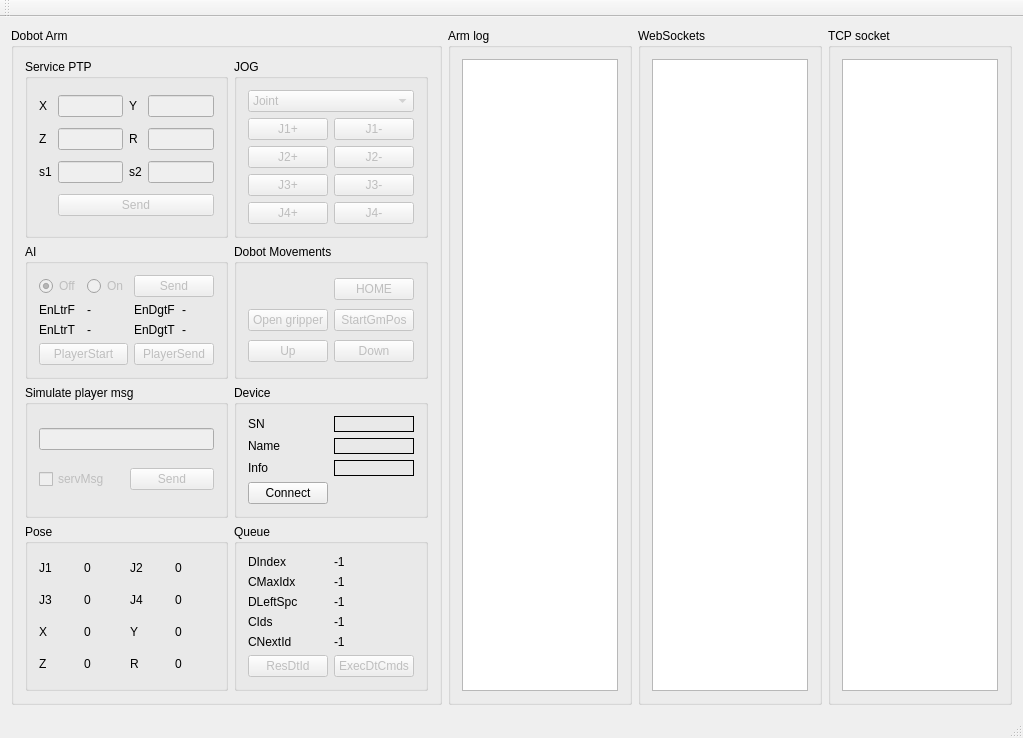
marianexyx/DobotChess, file mainwindow.ui: the form before one commit.
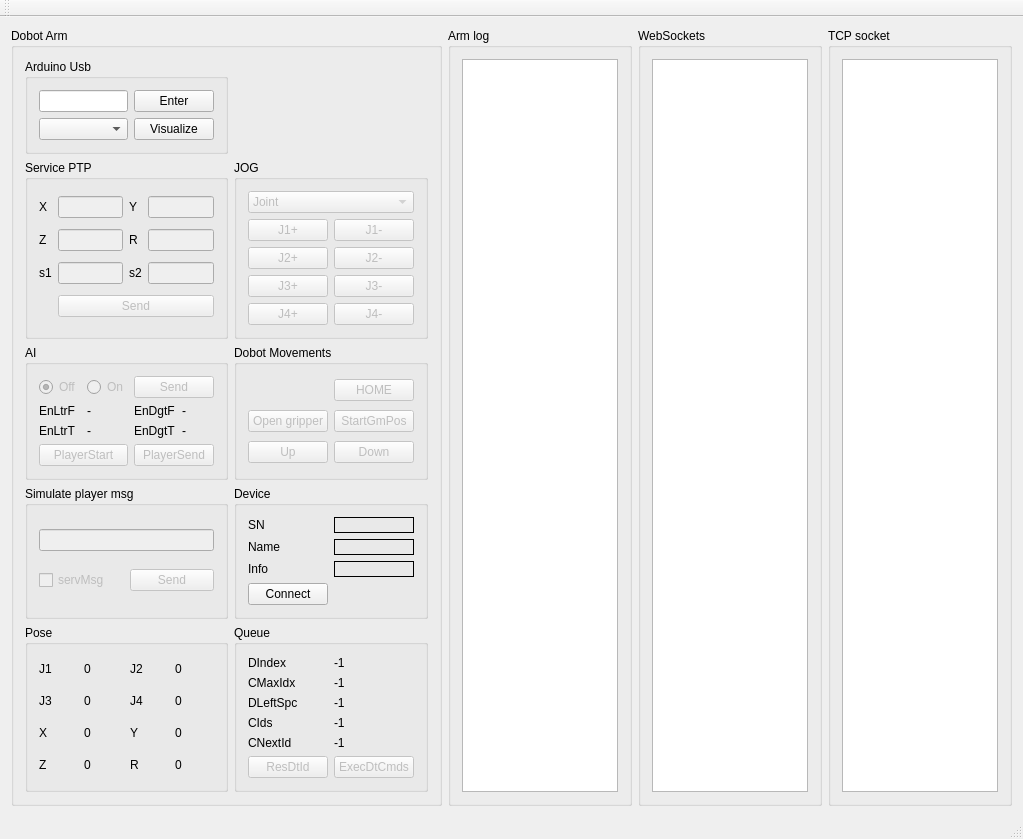
The form after the commit.

Commit message: Dodano czesciowo kod UI arduino- wroga Igora. Program ma mase nowego niedzialajacego niepoukladanego kodu

Patch:
```diff
--- a/mainwindow.ui
+++ b/mainwindow.ui
@@ -7,7 +7,7 @@
     <x>0</x>
     <y>0</y>
     <width>1023</width>
-    <height>701</height>
+    <height>784</height>
    </rect>
   </property>
   <property name="windowTitle">
@@ -64,7 +64,7 @@
        <string>Dobot Arm</string>
       </property>
       <layout class="QGridLayout" name="gridLayout_9">
-       <item row="7" column="2">
+       <item row="8" column="2">
         <widget class="QGroupBox" name="groupBox">
          <property name="title">
           <string>Device</string>
@@ -137,7 +137,7 @@
          </layout>
         </widget>
        </item>
-       <item row="0" column="2" rowspan="5">
+       <item row="1" column="2" rowspan="5">
         <widget class="QGroupBox" name="JOGgroupBox">
          <property name="title">
           <string>JOG</string>
@@ -243,7 +243,7 @@
          </layout>
         </widget>
        </item>
-       <item row="8" column="2">
+       <item row="9" column="2">
         <widget class="QGroupBox" name="groupBox_4">
          <property name="title">
           <string>Queue</string>
@@ -342,7 +342,7 @@
          </layout>
         </widget>
        </item>
-       <item row="8" column="0">
+       <item row="9" column="0">
         <widget class="QGroupBox" name="groupBox_2">
          <property name="title">
           <string>Pose</string>
@@ -469,7 +469,7 @@
          </layout>
         </widget>
        </item>
-       <item row="6" column="2">
+       <item row="7" column="2">
         <widget class="QGroupBox" name="groupBox_11">
          <property name="title">
           <string>Dobot Movements</string>
@@ -533,7 +533,7 @@
          <zorder>downBtn</zorder>
         </widget>
        </item>
-       <item row="0" column="0" rowspan="5">
+       <item row="1" column="0" rowspan="5">
         <widget class="QGroupBox" name="groupBox_3">
          <property name="title">
           <string>Service PTP</string>
@@ -636,7 +636,7 @@
          </layout>
         </widget>
        </item>
-       <item row="7" column="0">
+       <item row="8" column="0">
         <widget class="QGroupBox" name="groupBox_6">
          <property name="title">
           <string>Simulate player msg </string>
@@ -678,7 +678,7 @@
          </layout>
         </widget>
        </item>
-       <item row="6" column="0">
+       <item row="7" column="0">
         <widget class="QGroupBox" name="groupBox_10">
          <property name="title">
           <string>AI</string>
@@ -796,6 +796,35 @@
          </layout>
         </widget>
        </item>
+       <item row="0" column="0">
+        <widget class="QGroupBox" name="groupBox_12">
+         <property name="title">
+          <string>Arduino Usb</string>
+         </property>
+         <layout class="QGridLayout" name="gridLayout_13">
+          <item row="0" column="0">
+           <widget class="QLineEdit" name="commandLine"/>
+          </item>
+          <item row="1" column="0">
+           <widget class="QComboBox" name="port"/>
+          </item>
+          <item row="0" column="1">
+           <widget class="QPushButton" name="enterButton">
+            <property name="text">
+             <string>Enter</string>
+            </property>
+           </widget>
+          </item>
+          <item row="1" column="1">
+           <widget class="QPushButton" name="visual">
+            <property name="text">
+             <string>Visualize</string>
+            </property>
+           </widget>
+          </item>
+         </layout>
+        </widget>
+       </item>
       </layout>
      </widget>
     </item>
```
The commit also changes 14 other files.
